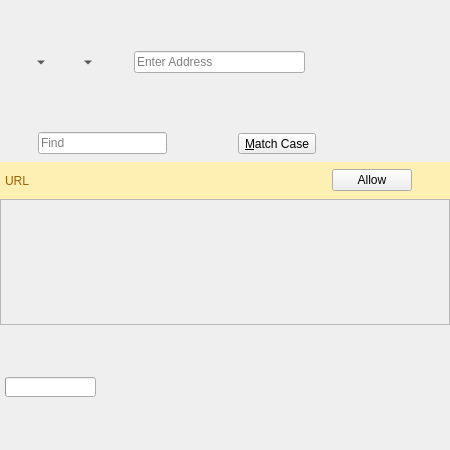
Above: 2.x/UI/dooble_page.ui from textbrowser/dooble before the change. Below: the same form after it.
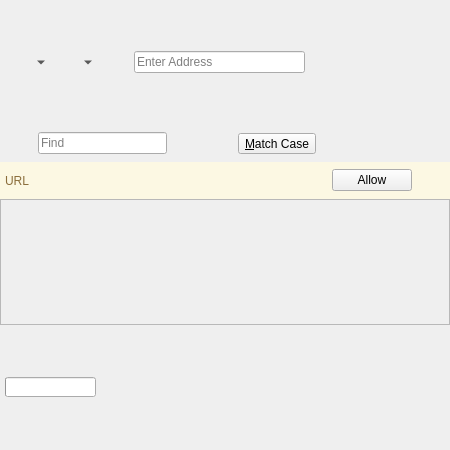
That is the form after the change. Custom widgets are drawn as their Qt base class.

Patch:
```diff
--- a/2.x/UI/dooble_page.ui
+++ b/2.x/UI/dooble_page.ui
@@ -325,7 +325,8 @@
       </sizepolicy>
      </property>
      <property name="styleSheet">
-      <string notr="true">QFrame {background-color: #feefb3;}</string>
+      <string notr="true">QFrame {background-color:#fcf8e3;}
+</string>
      </property>
      <layout class="QHBoxLayout" name="horizontalLayout_3">
       <property name="spacing">
@@ -352,7 +353,7 @@
          </sizepolicy>
         </property>
         <property name="styleSheet">
-         <string notr="true">QLabel {color: #9f6000;}</string>
+         <string notr="true">QLabel {color: #8a6d3b;}</string>
         </property>
         <property name="text">
          <string>URL</string>
```
